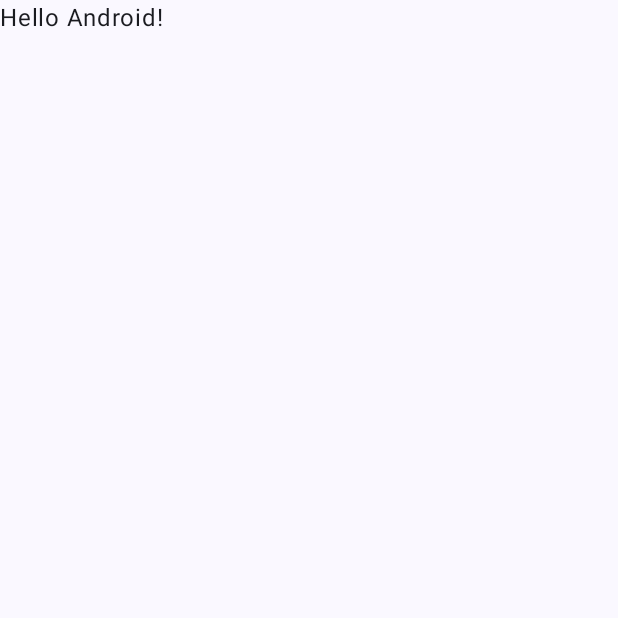
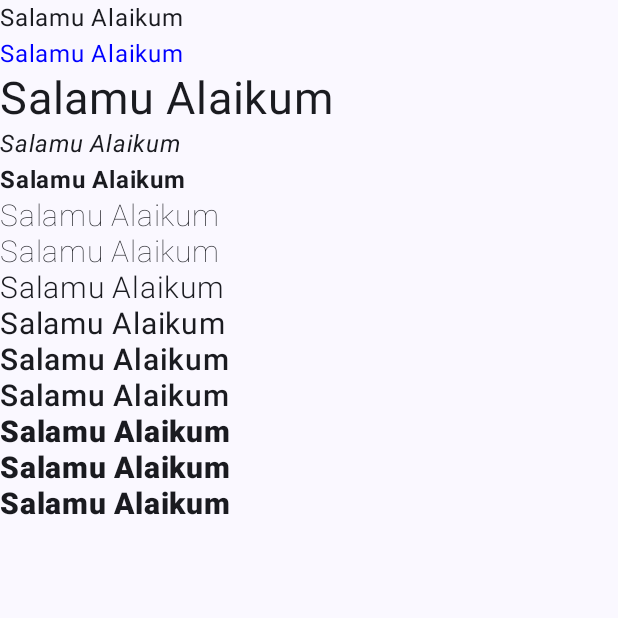
Before and after one commit to yassinehajhaddou/Compose-Start, an Android app built with Jetpack Compose: the screen it shows after launch (MainActivity), on a phone screen of 412 x 824 dp, the top half of it. Before the commit the part shown is almost empty. Run offline under Robolectric (Android 15) with nearby library versions, the phone set to English and light mode, and no system bars.

Commit message:
Create Function

```diff
--- a/app/src/main/java/com/app/composestart/MainActivity.kt
+++ b/app/src/main/java/com/app/composestart/MainActivity.kt
@@ -11,6 +11,7 @@ import androidx.compose.material3.Text
 import androidx.compose.runtime.Composable
 import androidx.compose.ui.Modifier
 import androidx.compose.ui.tooling.preview.Preview
+import com.app.composestart.ui.TextPreview
 import com.app.composestart.ui.theme.ComposeStartTheme
 
 class MainActivity : ComponentActivity() {
@@ -20,10 +21,11 @@ class MainActivity : ComponentActivity() {
         setContent {
             ComposeStartTheme {
                 Scaffold(modifier = Modifier.fillMaxSize()) { innerPadding ->
-                    Greeting(
-                        name = "Android",
-                        modifier = Modifier.padding(innerPadding)
-                    )
+//                    Greeting(
+//                        name = "Android",
+//                        modifier = Modifier.padding(innerPadding)
+//                    )
+                    TextPreview()
                 }
             }
         }
--- /dev/null
+++ b/app/src/main/java/com/app/composestart/ui/BasicPreview.kt
@@ -0,0 +1,81 @@
+package com.app.composestart.ui
+
+import androidx.compose.foundation.layout.Column
+import androidx.compose.material3.Text
+import androidx.compose.runtime.Composable
+import androidx.compose.ui.graphics.Color
+import androidx.compose.ui.text.font.FontStyle
+import androidx.compose.ui.text.font.FontWeight
+import androidx.compose.ui.tooling.preview.Preview
+import androidx.compose.ui.unit.sp
+
+@Preview
+@Composable
+fun TextPreview() {
+    Column() {
+        Column() {
+            Text(text = "Salamu Alaikum")
+            Text(
+                text = "Salamu Alaikum",
+                color = Color.Blue
+            )
+            Text(
+                text = "Salamu Alaikum",
+                fontSize = 30.sp
+            )
+            Text(
+                "Salamu Alaikum",
+                fontStyle = FontStyle.Italic
+            )
+            Text(
+                "Salamu Alaikum",
+                fontWeight = FontWeight.Bold
+            )
+            Text(
+                text = "Salamu Alaikum",
+                fontSize = 20.sp,
+                fontWeight = FontWeight.Thin
+            )
+            Text(
+                text = "Salamu Alaikum",
+                fontSize = 20.sp,
+                fontWeight = FontWeight.ExtraLight
+            )
+            Text(
+                text = "Salamu Alaikum",
+                fontSize = 20.sp,
+                fontWeight = FontWeight.Light
+            )
+            Text(
+                text = "Salamu Alaikum",
+                fontSize = 20.sp,
+                fontWeight = FontWeight.Normal
+            )
+            Text(
+                text = "Salamu Alaikum",
+                fontSize = 20.sp,
+                fontWeight = FontWeight.Medium
+            )
+            Text(
+                text = "Salamu Alaikum",
+                fontSize = 20.sp,
+                fontWeight = FontWeight.SemiBold
+            )
+            Text(
+                text = "Salamu Alaikum",
+                fontSize = 20.sp,
+                fontWeight = FontWeight.W900
+            )
+            Text(
+                text = "Salamu Alaikum",
+                fontSize = 20.sp,
+                fontWeight = FontWeight.ExtraBold
+            )
+            Text(
+                text = "Salamu Alaikum",
+                fontSize = 20.sp,
+                fontWeight = FontWeight.Black
+            )
+        }
+    }
+}
```
